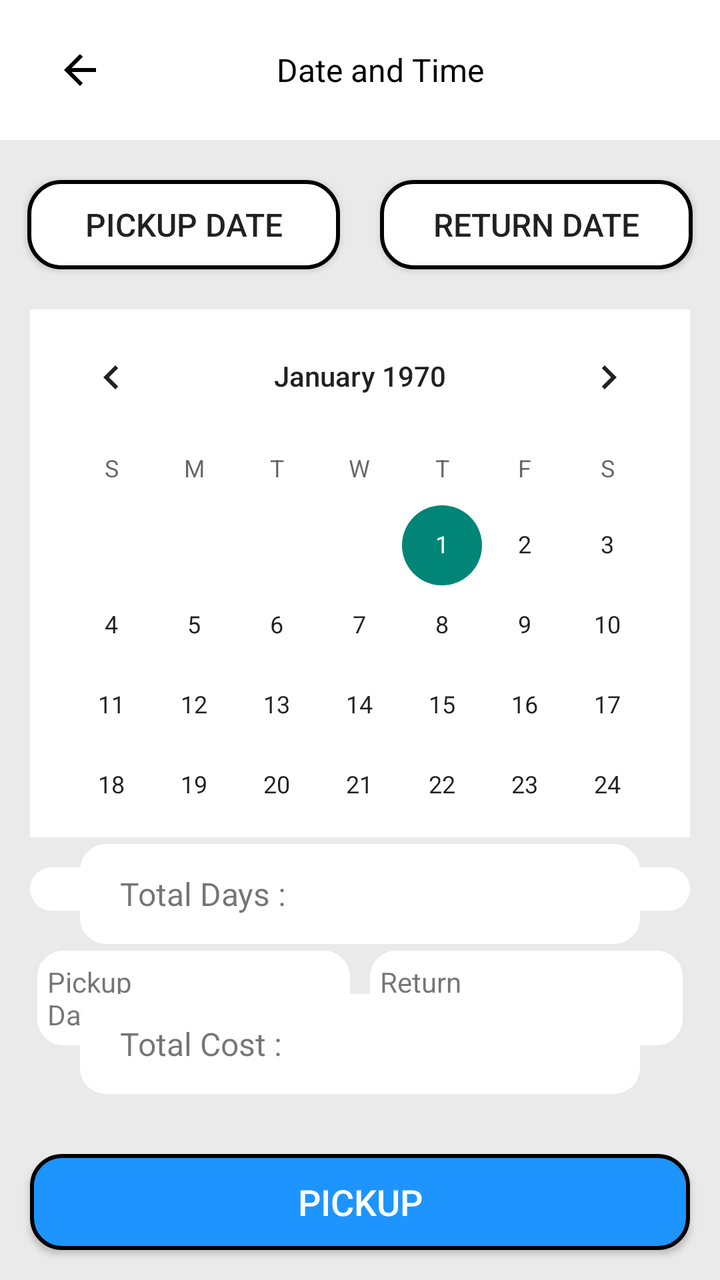
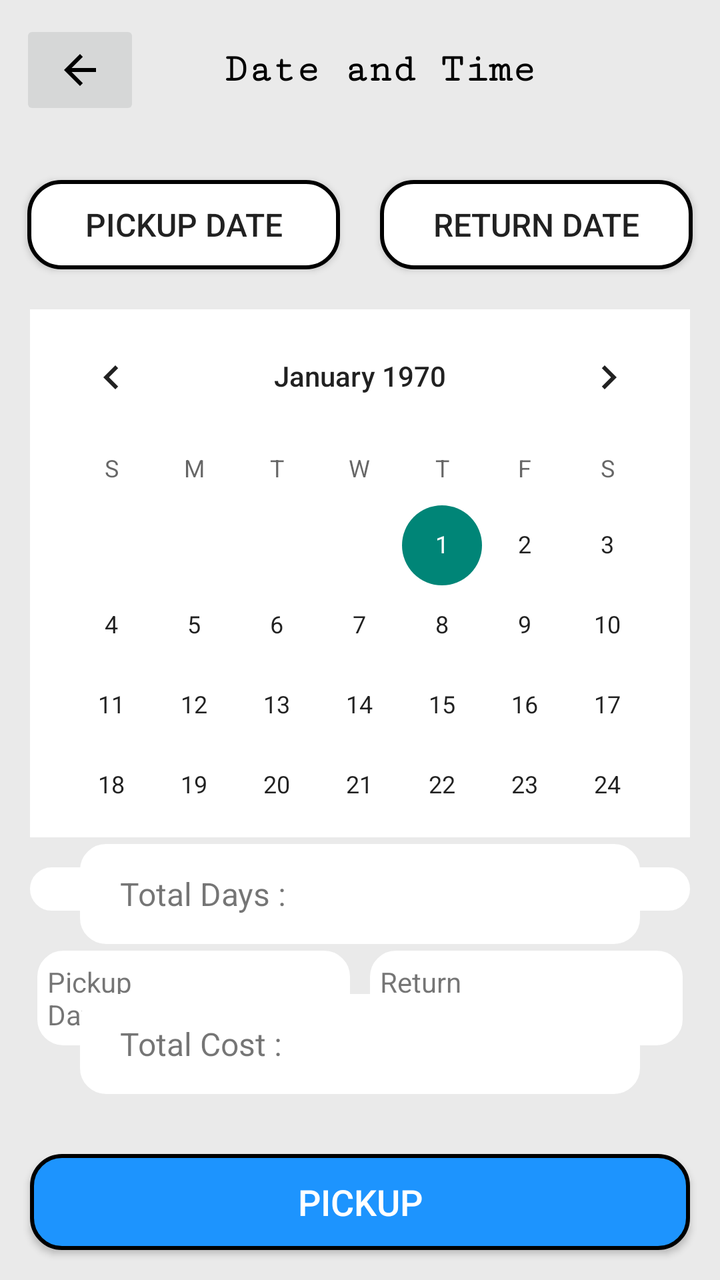

Screens rendered from an Android XML layout before and after an edit, with the pre-edit source and the edit as a unified diff.
<!-- AndroidManifest.xml: application theme Theme.AppCompat.Light.NoActionBar -->
<!-- res/layout/activity_booking_page.xml -->
<?xml version="1.0" encoding="utf-8"?>
<androidx.constraintlayout.widget.ConstraintLayout xmlns:android="http://schemas.android.com/apk/res/android"
    xmlns:app="http://schemas.android.com/apk/res-auto"
    xmlns:tools="http://schemas.android.com/tools"
    android:id="@+id/main"
    android:layout_width="match_parent"
    android:layout_height="match_parent"
    android:background="@color/grey"
    tools:context=".Booking_page">

    <androidx.constraintlayout.widget.Guideline
        android:id="@+id/vertical_guideline_start"
        android:layout_width="wrap_content"
        android:layout_height="wrap_content"
        android:orientation="vertical"
        app:layout_constraintGuide_percent="0.01" />

    <androidx.constraintlayout.widget.Guideline
        android:id="@+id/vertical_guideline_end"
        android:layout_width="wrap_content"
        android:layout_height="wrap_content"
        android:orientation="vertical"
        app:layout_constraintGuide_percent="0.99" />

    <LinearLayout
        android:id="@+id/dateTimeBar"
        android:layout_width="match_parent"
        android:layout_height="70dp"
        android:background="@color/white"
        android:gravity="center_vertical"
        android:orientation="horizontal"
        app:layout_constraintEnd_toEndOf="parent"
        app:layout_constraintStart_toStartOf="parent"
        app:layout_constraintTop_toTopOf="parent">

        <ImageButton
            android:id="@+id/backButton"
            android:layout_width="60dp"
            android:layout_height="50dp"
            android:layout_gravity="center_vertical"
            android:layout_marginStart="10dp"
            android:background="@color/white"
            android:src="@drawable/baseline_arrow_back_24" />

        <TextView
            android:layout_width="0dp"
            android:layout_height="50dp"
            android:layout_marginHorizontal="10dp"
            android:paddingEnd="50dp"
            android:layout_weight="1"
            android:gravity="center"
            android:text="Date and Time"
            android:textColor="@color/black"
            android:textSize="16sp"
            />

    </LinearLayout>


    <Button
        android:id="@+id/pickupDate"
        android:layout_width="0dp"
        android:layout_height="0dp"
        android:layout_marginHorizontal="10dp"
        android:layout_marginVertical="20dp"
        android:text="Pickup Date"
        android:textSize="16sp"
        android:background="@drawable/rentplans_default_background"
        app:layout_constraintDimensionRatio="3.5:1"
        app:layout_constraintEnd_toStartOf="@+id/returnDate"
        app:layout_constraintStart_toEndOf="@id/vertical_guideline_start"
        app:layout_constraintTop_toBottomOf="@id/dateTimeBar" />

    <Button
        android:id="@+id/returnDate"
        android:layout_width="0dp"
        android:layout_height="0dp"
        android:layout_marginHorizontal="10dp"
        android:layout_marginVertical="20dp"
        android:text="Return Date"
        android:textSize="16sp"
        android:background="@drawable/rentplans_default_background"
        app:layout_constraintDimensionRatio="3.5:1"
        app:layout_constraintStart_toEndOf="@id/pickupDate"
        app:layout_constraintEnd_toStartOf="@id/vertical_guideline_end"
        app:layout_constraintTop_toBottomOf="@id/dateTimeBar" />

    <CalendarView
        android:id="@+id/pickupCalendar"
        android:layout_width="match_parent"
        android:layout_height="0dp"
        android:layout_marginTop="20dp"
        android:layout_marginHorizontal="15dp"
        android:background="@color/white"
        app:layout_constraintDimensionRatio="1:0.8"
        app:layout_constraintStart_toEndOf="@id/vertical_guideline_start"
        app:layout_constraintEnd_toStartOf="@id/vertical_guideline_end"
        app:layout_constraintTop_toBottomOf="@id/pickupDate"
        />

    <TextView
        android:id="@+id/calendarText"
        android:layout_width="match_parent"
        android:layout_height="wrap_content"
        android:layout_marginTop="15dp"
        android:layout_marginHorizontal="15dp"
        android:text="Calendar"
        android:textSize="16sp"
        android:textAlignment="center"
        android:background="@drawable/radio_button_default"
        android:backgroundTint="@color/white"
        app:layout_constraintStart_toEndOf="@id/vertical_guideline_start"
        app:layout_constraintEnd_toStartOf="@id/vertical_guideline_end"
        app:layout_constraintTop_toBottomOf="@id/pickupCalendar"
        />

    <TextView
        android:id="@+id/pickupDateText"
        android:layout_width="0dp"
        android:layout_height="0dp"
        android:layout_marginVertical="20dp"
        android:layout_marginHorizontal="15dp"
        android:paddingStart="5dp"
        android:text="Pickup\nDate"
        android:textSize="14sp"
        android:background="@drawable/radio_button_default"
        android:backgroundTint="@color/white"
        android:gravity="center_vertical"
        app:layout_constraintDimensionRatio="3.3:1"
        app:layout_constraintEnd_toStartOf="@+id/returnDate"
        app:layout_constraintStart_toEndOf="@id/vertical_guideline_start"
        app:layout_constraintTop_toBottomOf="@id/calendarText" />

    <TextView
        android:id="@+id/returnDateText"
        android:layout_width="0dp"
        android:layout_height="0dp"
        android:layout_marginVertical="20dp"
        android:layout_marginHorizontal="15dp"
        android:paddingStart="5dp"
        android:text="Return\nDate"
        android:textSize="14sp"
        android:background="@drawable/radio_button_default"
        android:backgroundTint="@color/white"
        android:gravity="center_vertical"
        app:layout_constraintDimensionRatio="3.3:1"
        app:layout_constraintStart_toEndOf="@id/pickupDate"
        app:layout_constraintEnd_toStartOf="@id/vertical_guideline_end"
        app:layout_constraintTop_toBottomOf="@id/calendarText" />

    <TextView
        android:id="@+id/daysCount"
        android:layout_width="match_parent"
        android:layout_height="50dp"
        android:layout_marginHorizontal="40dp"
        android:layout_marginBottom="25dp"
        android:paddingVertical="10dp"
        android:paddingStart="20dp"
        android:text="Total Days : "
        android:textSize="16sp"
        android:gravity="center_vertical"
        android:background="@drawable/radio_button_default"
        android:backgroundTint="@color/white"
        app:layout_constraintStart_toEndOf="@id/vertical_guideline_start"
        app:layout_constraintEnd_toStartOf="@id/vertical_guideline_end"
        app:layout_constraintBottom_toTopOf="@+id/cost"
        />

    <TextView
        android:id="@+id/cost"
        android:layout_width="match_parent"
        android:layout_height="50dp"
        android:layout_marginHorizontal="40dp"
        android:layout_marginBottom="30dp"
        android:paddingVertical="10dp"
        android:paddingStart="20dp"
        android:text="Total Cost : "
        android:textSize="16sp"
        android:gravity="center_vertical"
        android:background="@drawable/radio_button_default"
        android:backgroundTint="@color/white"
        app:layout_constraintStart_toEndOf="@id/vertical_guideline_start"
        app:layout_constraintEnd_toStartOf="@id/vertical_guideline_end"
        app:layout_constraintBottom_toTopOf="@+id/pickupButton"
        />

    <Button
        android:id="@+id/pickupButton"
        android:layout_width="match_parent"
        android:layout_height="wrap_content"
        android:layout_marginHorizontal="15dp"
        android:layout_marginBottom="15dp"
        android:background="@drawable/brands_btn_bg"
        android:text="PickUp"
        android:textColor="@color/white"
        android:textSize="18sp"
        app:layout_constraintStart_toEndOf="@id/vertical_guideline_start"
        app:layout_constraintEnd_toStartOf="@id/vertical_guideline_end"
        app:layout_constraintBottom_toBottomOf="parent" />

</androidx.constraintlayout.widget.ConstraintLayout>
<!-- resources referenced by this layout -->
<resources>
  <color name="black">#FF000000</color>
  <color name="grey">#EAEAEA</color>
  <color name="white">#FFFFFFFF</color>
  <!-- drawable baseline_arrow_back_24 (drawable) -->
  <vector xmlns:android="http://schemas.android.com/apk/res/android" android:autoMirrored="true" android:height="24dp" android:tint="#000000" android:viewportHeight="24" android:viewportWidth="24" android:width="24dp">
        
      <path android:fillColor="@android:color/white" android:pathData="M20,11H7.83l5.59,-5.59L12,4l-8,8 8,8 1.41,-1.41L7.83,13H20v-2z"/>
      
  </vector>
  <!-- drawable brands_btn_bg (drawable) -->
  <?xml version="1.0" encoding="utf-8"?>
  <shape xmlns:android="http://schemas.android.com/apk/res/android">
      <solid android:color="@color/blue" />
      <stroke
          android:width="2dp"
          android:color="@color/black" />
      <corners android:radius="15dp" />
  
  </shape>
  <!-- drawable radio_button_default (drawable) -->
  <?xml version="1.0" encoding="utf-8"?>
  <shape xmlns:android="http://schemas.android.com/apk/res/android">
      <solid android:color="@color/white"/>
      <stroke
          android:width="2dp"
          android:color="@android:color/black" /> 
      <corners android:radius="12dp" /> 
  
  </shape>
  <!-- drawable rentplans_default_background (drawable) -->
  <?xml version="1.0" encoding="utf-8"?>
  <shape xmlns:android="http://schemas.android.com/apk/res/android">
  
      <solid android:color="@color/white"/>
  
      <stroke
          android:width="2dp"
          android:color="@android:color/black" />
  
      <corners
          android:radius="16dp"/>
  </shape>
  <color name="blue">#1D94FE</color>
</resources>

<!-- the commit's change to res/layout/activity_booking_page.xml (unified diff, before → after) -->
@@ -26,7 +26,7 @@
         android:id="@+id/dateTimeBar"
         android:layout_width="match_parent"
         android:layout_height="70dp"
-        android:background="@color/white"
+        android:background="@color/grey"
         android:gravity="center_vertical"
         android:orientation="horizontal"
         app:layout_constraintEnd_toEndOf="parent"
@@ -39,7 +39,6 @@
             android:layout_height="50dp"
             android:layout_gravity="center_vertical"
             android:layout_marginStart="10dp"
-            android:background="@color/white"
             android:src="@drawable/baseline_arrow_back_24" />
 
         <TextView
@@ -51,11 +50,12 @@
             android:gravity="center"
             android:text="Date and Time"
             android:textColor="@color/black"
-            android:textSize="16sp"
+            android:textSize="20sp"
+            android:textStyle="bold"
+            android:fontFamily="serif-monospace"
             />
 
     </LinearLayout>
-
 
     <Button
         android:id="@+id/pickupDate"
